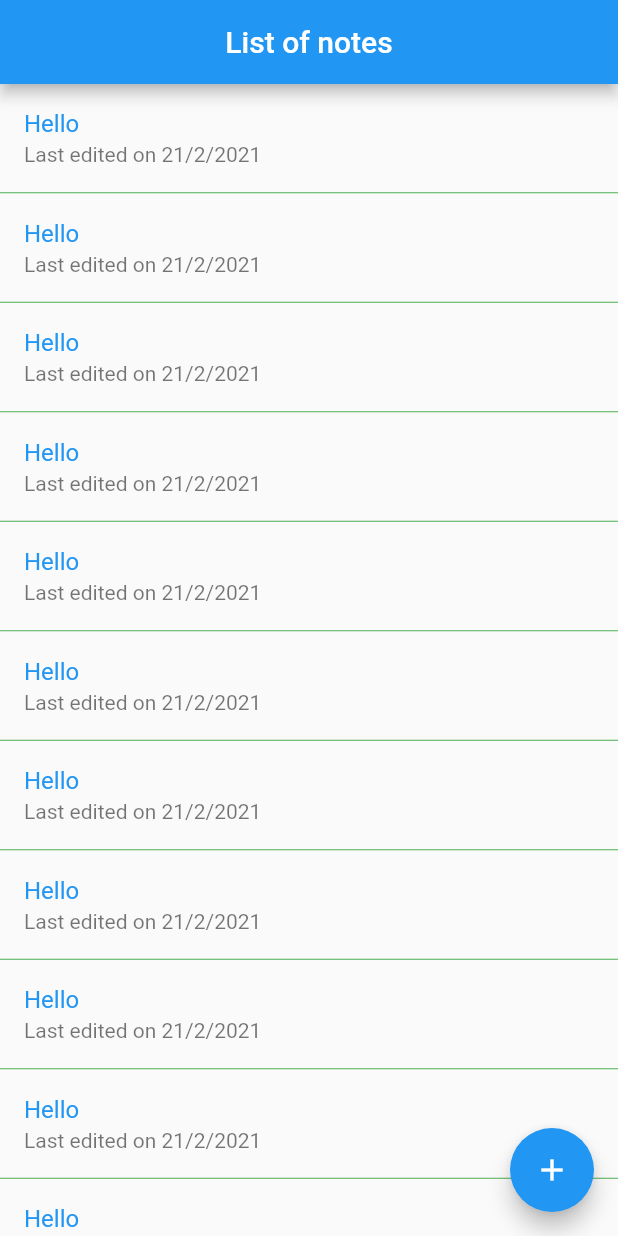
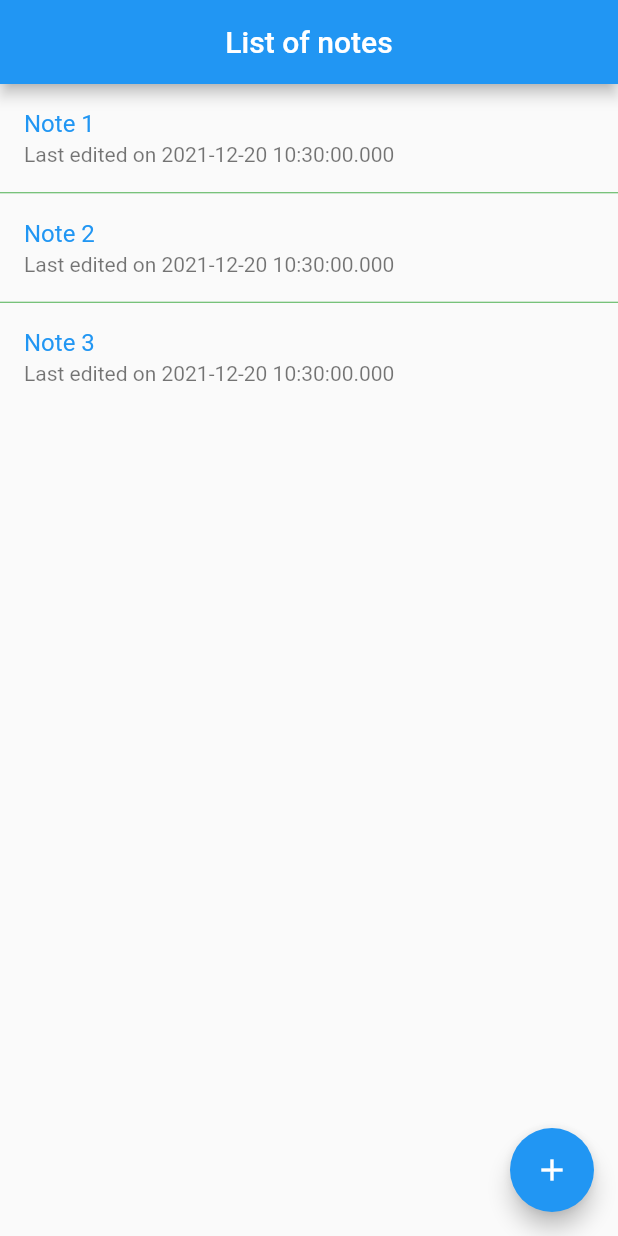
Before and after one commit to Abdugaffarkutbiddinov/rest_api_notes, a Flutter app: the screen it shows after launch, on a phone screen of 412 x 824 dp. Run offline on Flutter 3.47's test engine with Material 2 defaults, Android fonts, the phone set to English and light mode, and no system bars.

Commit message:
model class created and listView used dynamically

```diff
--- a/lib/main.dart
+++ b/lib/main.dart
@@ -16,7 +16,7 @@ class MyApp extends StatelessWidget {
       theme: ThemeData(
         primarySwatch: Colors.blue,
       ),
-      home: const NoteList(),
+      home: NoteList(),
     );
   }
 }
--- a/lib/models/note_for_listing.dart
+++ b/lib/models/note_for_listing.dart
@@ -0,0 +1,12 @@
+class NoteForListing {
+  String noteID;
+  String noteTitle;
+  DateTime createDateTime;
+  DateTime lastEditedDateTime;
+
+  NoteForListing(
+      {required this.noteID,
+      required this.noteTitle,
+      required this.createDateTime,
+      required this.lastEditedDateTime});
+}
--- a/lib/views/note_list.dart
+++ b/lib/views/note_list.dart
@@ -1,7 +1,25 @@
 import 'package:flutter/material.dart';
+import 'package:rest_api_notes_project/models/note_for_listing.dart';
 
 class NoteList extends StatelessWidget {
-  const NoteList({Key? key}) : super(key: key);
+  NoteList({Key? key}) : super(key: key);
+  final notes = [
+    NoteForListing(
+        noteID: "1",
+        noteTitle: "Note 1",
+        createDateTime: DateTime.now(),
+        lastEditedDateTime: DateTime.now()),
+    NoteForListing(
+        noteID: "2",
+        noteTitle: "Note 2",
+        createDateTime: DateTime.now(),
+        lastEditedDateTime: DateTime.now()),
+    NoteForListing(
+        noteID: "3",
+        noteTitle: "Note 3",
+        createDateTime: DateTime.now(),
+        lastEditedDateTime: DateTime.now()),
+  ];
 
   @override
   Widget build(BuildContext context) {
@@ -21,13 +39,13 @@ class NoteList extends StatelessWidget {
           itemBuilder: (_, index) {
             return ListTile(
               title: Text(
-                'Hello',
+                notes[index].noteTitle,
                 style: TextStyle(color: Theme.of(context).primaryColor),
               ),
-              subtitle: Text('Last edited on 21/2/2021'),
+              subtitle: Text('Last edited on ${notes[index].lastEditedDateTime}'),
             );
           },
-          itemCount: 30),
+          itemCount: notes.length),
     );
   }
 }
```
